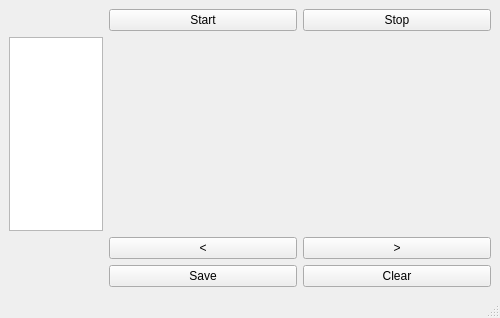
Above: GUI/temp_sensor_main_window.ui from urhtrinko/Senzor_temperature before the change. Below: the same form after it.
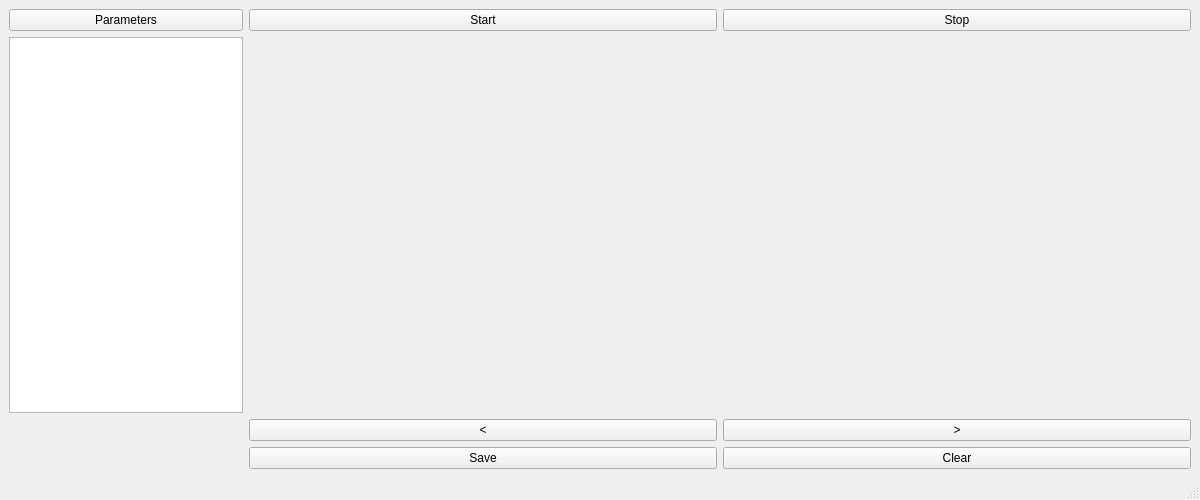
That is the form after the change.

The edit to the form file:
```diff
--- a/GUI/temp_sensor_main_window.ui
+++ b/GUI/temp_sensor_main_window.ui
@@ -6,8 +6,8 @@
    <rect>
     <x>0</x>
     <y>0</y>
-    <width>500</width>
-    <height>318</height>
+    <width>1200</width>
+    <height>500</height>
    </rect>
   </property>
   <property name="sizePolicy">
@@ -18,8 +18,8 @@
   </property>
   <property name="minimumSize">
    <size>
-    <width>500</width>
-    <height>250</height>
+    <width>1200</width>
+    <height>500</height>
    </size>
   </property>
   <property name="windowTitle">
@@ -92,6 +92,13 @@
       </property>
      </widget>
     </item>
+    <item row="0" column="0">
+     <widget class="QPushButton" name="btnParameters">
+      <property name="text">
+       <string>Parameters</string>
+      </property>
+     </widget>
+    </item>
    </layout>
   </widget>
   <widget class="QMenuBar" name="menubar">
```
Left out of the diff: 2 changed lines with no effect on the pictures.
